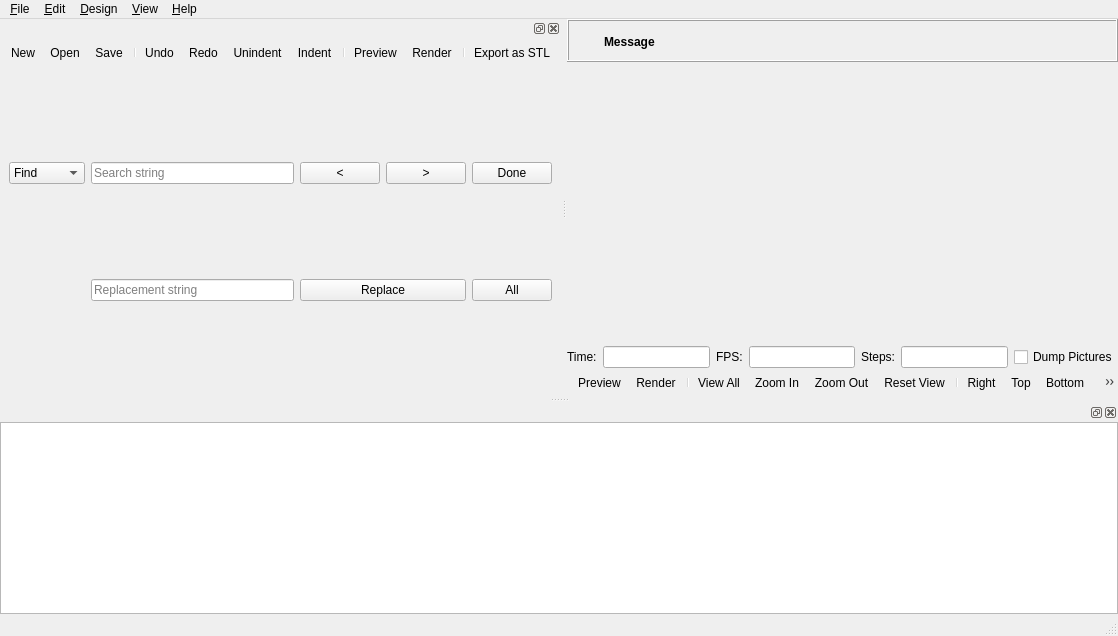
openscad/openscad, file src/MainWindow.ui: the form before one commit.
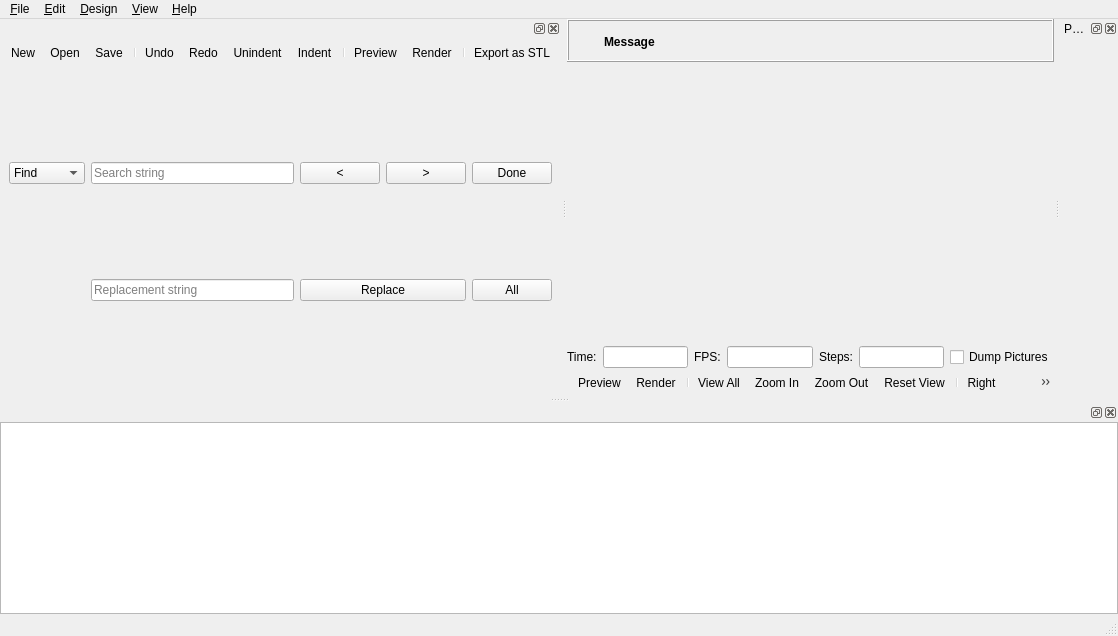
The form after the commit. Icons and pictures are not drawn. Custom widgets are drawn as their Qt base class.

Diff of the .ui file:
```diff
--- a/src/MainWindow.ui
+++ b/src/MainWindow.ui
@@ -550,6 +550,36 @@
     </layout>
    </widget>
   </widget>
+  <widget class="Dock" name="parameterDock">
+   <property name="windowTitle">
+    <string>Parameter Widget</string>
+   </property>
+   <attribute name="dockWidgetArea">
+    <number>2</number>
+   </attribute>
+   <widget class="QWidget" name="dockWidgetContents">
+    <layout class="QGridLayout" name="gridLayout_2">
+     <property name="leftMargin">
+      <number>0</number>
+     </property>
+     <property name="topMargin">
+      <number>0</number>
+     </property>
+     <property name="rightMargin">
+      <number>0</number>
+     </property>
+     <property name="bottomMargin">
+      <number>0</number>
+     </property>
+     <property name="spacing">
+      <number>0</number>
+     </property>
+     <item row="0" column="0">
+      <widget class="ParameterWidget" name="parameterWidget" native="true"/>
+     </item>
+    </layout>
+   </widget>
+  </widget>
   <action name="fileActionNew">
    <property name="icon">
     <iconset resource="../openscad.qrc">
@@ -1297,6 +1327,12 @@
    <header>Dock.h</header>
    <container>1</container>
   </customwidget>
+  <customwidget>
+   <class>ParameterWidget</class>
+   <extends>QWidget</extends>
+   <header>parameter/ParameterWidget.h</header>
+   <container>1</container>
+  </customwidget>
  </customwidgets>
  <resources>
   <include location="../openscad.qrc"/>
```
Left out of the diff: 67 changed lines with no effect on the pictures.
